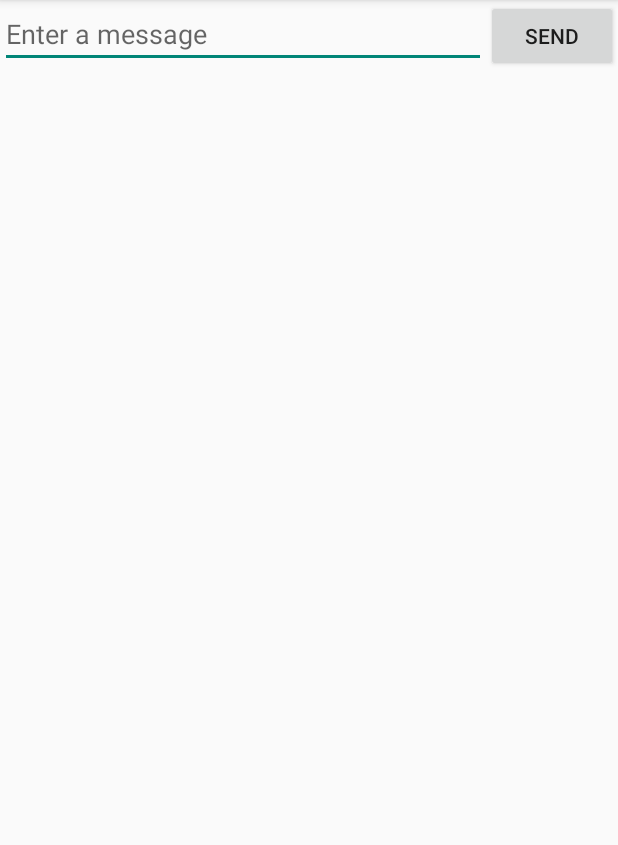
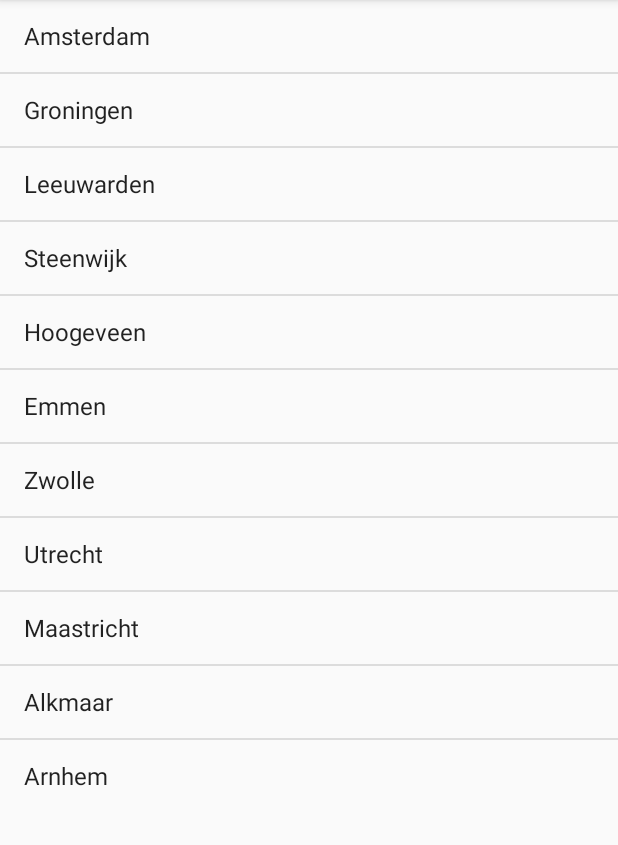
Before and after one commit to stevenkaan/TNW8-App, an Android app: the screen it shows after launch (MainActivity), on a phone screen of 412 x 824 dp, the part 84-929 px from its top. Run offline under Robolectric (Android 15) with nearby library versions, the phone set to English and light mode, and no system bars.

Commit message:
added listview

```diff
--- a/app/src/main/java/nl/sightguide/sightguide/MainActivity.java
+++ b/app/src/main/java/nl/sightguide/sightguide/MainActivity.java
@@ -9,17 +9,27 @@ import android.view.MenuInflater;
 import android.view.MenuItem;
 import android.view.View;
 import android.widget.EditText;
+import android.widget.ListView;
+import android.widget.ArrayAdapter;
 
 
 public class MainActivity extends AppCompatActivity {
 
     private static final String TAG = MainActivity.class.getSimpleName();
     public final static String EXTRA_MESSAGE = "com.stevenkaan.sightguide.MESSAGE";
+    private String[] monthsArray = { "Amsterdam", "Groningen", "Leeuwarden", "Steenwijk", "Hoogeveen", "Emmen", "Zwolle", "Utrecht", "Maastricht", "Alkmaar", "Arnhem" };
+
+    private ListView monthsListView;
+    private ArrayAdapter arrayAdapter;
 
     @Override
     protected void onCreate(Bundle savedInstanceState) {
         super.onCreate(savedInstanceState);
         setContentView(R.layout.activity_main);
+
+        monthsListView = (ListView) findViewById(R.id.listView);
+        arrayAdapter = new ArrayAdapter(this, android.R.layout.simple_list_item_1, monthsArray);
+        monthsListView.setAdapter(arrayAdapter);
     }
 
     @Override
@@ -43,15 +53,4 @@ public class MainActivity extends AppCompatActivity {
                 return super.onOptionsItemSelected(item);
         }
     }
-
-    public void sendMessage(View view) {
-        // Do something in response to button
-        Intent intent = new Intent(this, DisplayMessageActivity.class);
-        EditText editText = (EditText) findViewById(R.id.edit_message);
-        String message = editText.getText().toString();
-        intent.putExtra(EXTRA_MESSAGE, message);
-        startActivity(intent);
-    }
-
-
 }
--- a/app/src/main/res/layout/activity_main.xml
+++ b/app/src/main/res/layout/activity_main.xml
@@ -3,14 +3,10 @@
     android:layout_width="match_parent"
     android:layout_height="match_parent"
     android:orientation="horizontal" >
-    <EditText android:id="@+id/edit_message"
-        android:layout_weight="1"
-        android:layout_width="0dp"
-        android:layout_height="wrap_content"
-        android:hint="@string/edit_message" />
-    <Button
+
+    <ListView
         android:layout_width="wrap_content"
         android:layout_height="wrap_content"
-        android:text="@string/button_send"
-        android:onClick="sendMessage"/>
+        android:id="@+id/listView"
+        android:layout_weight="1" />
 </LinearLayout>
```
